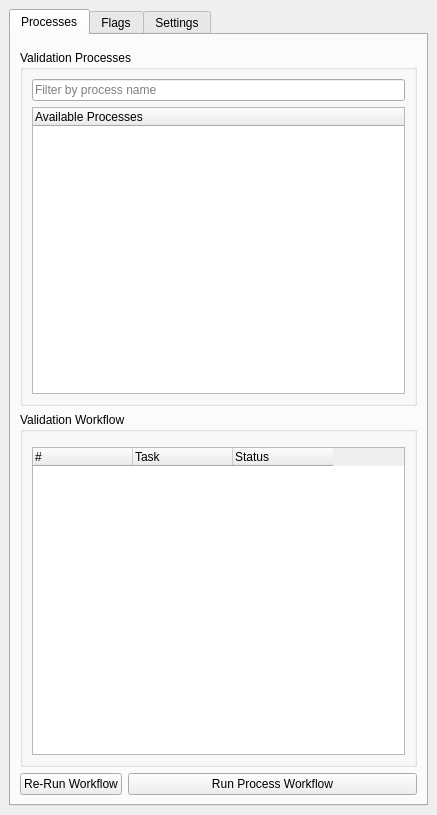
Before: the Qt Designer form gui/ProductionTools/Toolboxes/ValidationToolbox/validation_toolbox.ui in dsgoficial/DsgTools, drawn with Qt 5.
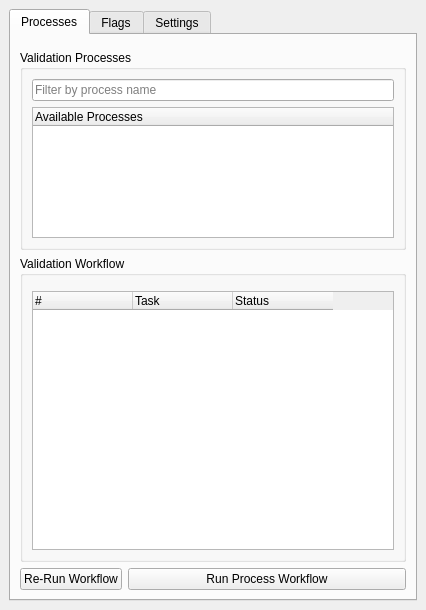
After: the same form once the commit is applied. Icons and pictures are not drawn. Custom widgets are drawn as their Qt base class.

```diff
--- a/gui/ProductionTools/Toolboxes/ValidationToolbox/validation_toolbox.ui
+++ b/gui/ProductionTools/Toolboxes/ValidationToolbox/validation_toolbox.ui
@@ -6,8 +6,8 @@
    <rect>
     <x>0</x>
     <y>0</y>
-    <width>437</width>
-    <height>815</height>
+    <width>426</width>
+    <height>610</height>
    </rect>
   </property>
   <property name="windowTitle">
@@ -17,6 +17,12 @@
    <layout class="QGridLayout" name="gridLayout_15">
     <item row="0" column="0">
      <widget class="QTabWidget" name="validationTabWidget">
+      <property name="sizePolicy">
+       <sizepolicy hsizetype="Preferred" vsizetype="MinimumExpanding">
+        <horstretch>0</horstretch>
+        <verstretch>0</verstretch>
+       </sizepolicy>
+      </property>
       <property name="toolTip">
        <string>Configure </string>
       </property>
@@ -33,6 +39,18 @@
         </item>
         <item row="1" column="0" colspan="2">
          <widget class="QgsCollapsibleGroupBox" name="ProcessesGroupBox">
+          <property name="sizePolicy">
+           <sizepolicy hsizetype="Preferred" vsizetype="MinimumExpanding">
+            <horstretch>0</horstretch>
+            <verstretch>0</verstretch>
+           </sizepolicy>
+          </property>
+          <property name="maximumSize">
+           <size>
+            <width>16777215</width>
+            <height>200</height>
+           </size>
+          </property>
           <property name="title">
            <string>Validation Processes</string>
           </property>
@@ -79,10 +97,16 @@
             <verstretch>0</verstretch>
            </sizepolicy>
           </property>
+          <property name="maximumSize">
+           <size>
+            <width>16777215</width>
+            <height>16777215</height>
+           </size>
+          </property>
           <property name="title">
            <string>Validation Workflow</string>
           </property>
-          <layout class="QGridLayout" name="gridLayout_13">
+          <layout class="QGridLayout" name="gridLayout">
            <item row="0" column="0">
             <widget class="ValidationWorkflowCompactPropertyManagerWidget" name="validationWorkflowPropertyManagerWidget" native="true"/>
            </item>
@@ -169,7 +193,7 @@
        <attribute name="title">
         <string>Flags</string>
        </attribute>
-       <layout class="QGridLayout" name="gridLayout">
+       <layout class="QGridLayout" name="gridLayout_7">
         <item row="0" column="0">
          <widget class="QComboBox" name="filterTypeComboBox">
           <item>
```
Left out of the diff: 54 changed lines with no effect on the pictures.
